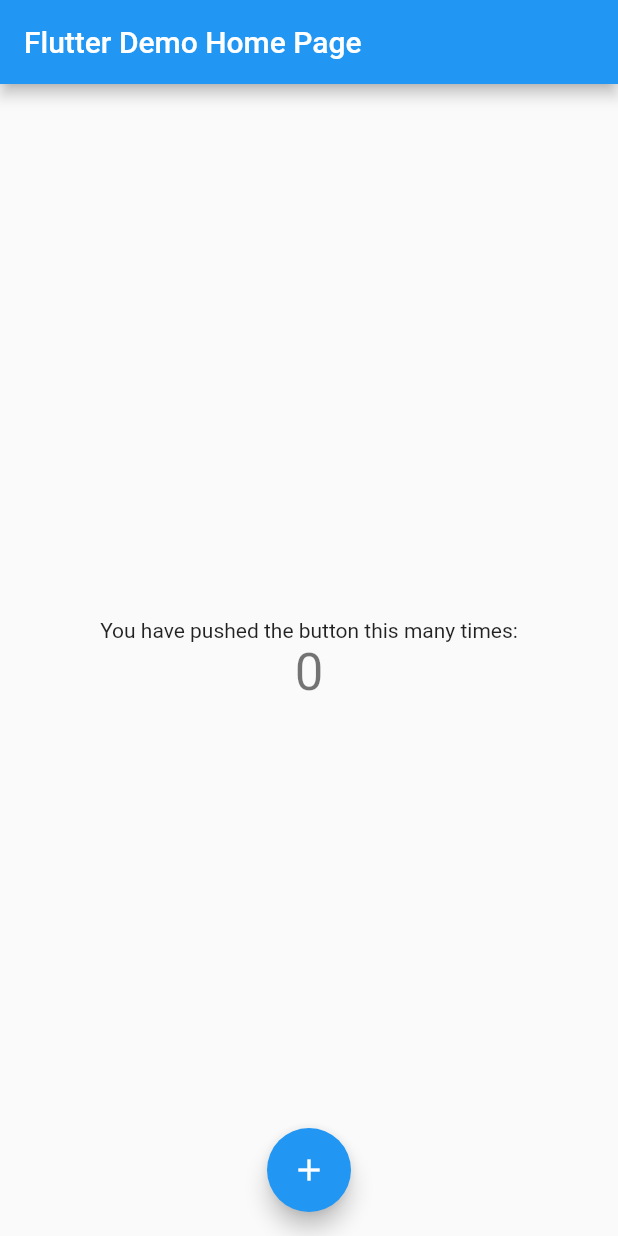
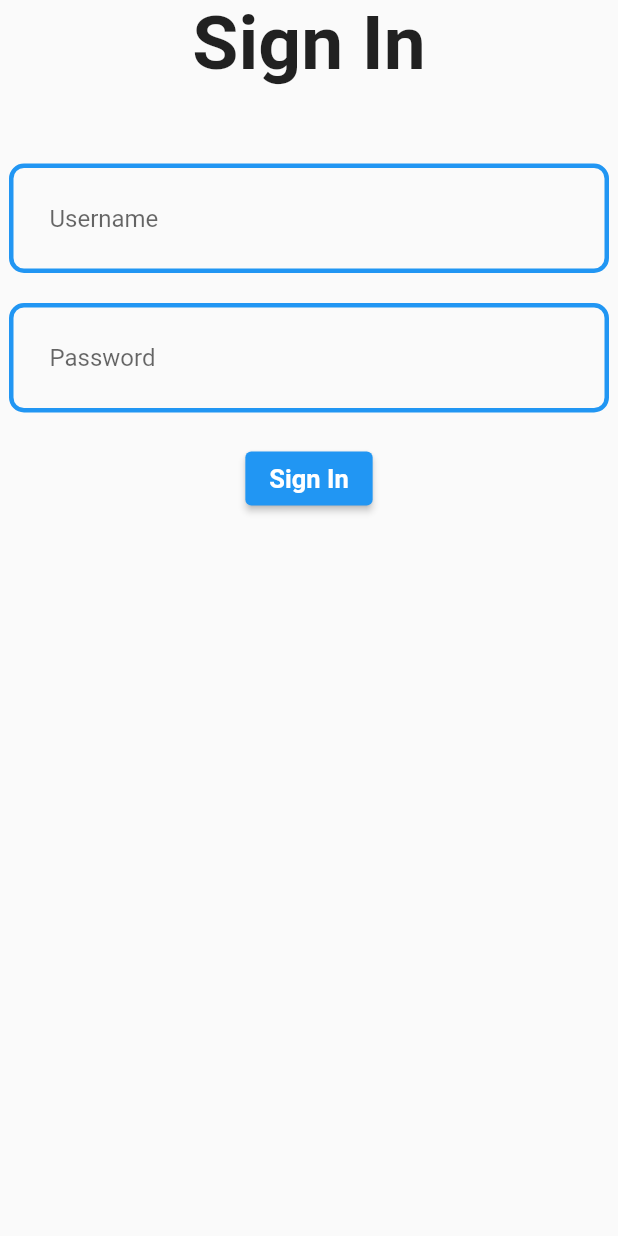
Before and after one commit to itsybitsci/schedcare_admin, a Flutter app: the screen it shows after launch, on a phone screen of 412 x 824 dp. Run offline on Flutter 3.47's test engine with Material 2 defaults, Android fonts, the phone set to English and light mode, and no system bars; our stand-ins replace firebase_analytics, firebase_core, hooks_riverpod; missing offline and left inert: firebase_app_check, g_recaptcha_v3; accounts and stored records are empty; statements that could not run were skipped.

Commit message:
feat: Add base login page

```diff
--- a/lib/config/config.dart
+++ b/lib/config/config.dart
@@ -13,3 +13,10 @@ class Config {
   static final verificationURL =
       Uri.parse('https://www.google.com/recaptcha/api/siteverify');
 }
+
+class AdminCredentials {
+  AdminCredentials._();
+
+  static const String username = 'schedcare_admin';
+  static const String password = 'schedcare_password';
+}
--- a/lib/main.dart
+++ b/lib/main.dart
@@ -1,8 +1,11 @@
+import 'package:firebase_analytics/firebase_analytics.dart';
 import 'package:firebase_app_check/firebase_app_check.dart';
 import 'package:firebase_core/firebase_core.dart';
 import 'package:flutter/material.dart';
+import 'package:hooks_riverpod/hooks_riverpod.dart';
 import 'package:schedcare_admin/config/config.dart';
-import 'package:schedcare_admin/firebase_options.dart';
+import 'package:schedcare_admin/screens/authentication/login_screen.dart';
+import 'package:schedcare_admin/utilities/firebase_options.dart';
 import 'package:schedcare_admin/services/recaptcha_service.dart';
 
 void main() async {
@@ -19,116 +22,34 @@ void main() async {
   //Initialize reCAPTCHA
   await RecaptchaService.initiate();
 
-  runApp(const MyApp());
+  runApp(
+    const ProviderScope(
+      child: SchedcareAdminApp(),
+    ),
+  );
 }
 
-class MyApp extends StatelessWidget {
-  const MyApp({super.key});
+class SchedcareAdminApp extends StatelessWidget {
+  const SchedcareAdminApp({super.key});
+
+  static FirebaseAnalytics analytics = FirebaseAnalytics.instance;
+  static FirebaseAnalyticsObserver observer =
+      FirebaseAnalyticsObserver(analytics: analytics);
 
   // This widget is the root of your application.
   @override
   Widget build(BuildContext context) {
     return MaterialApp(
-      title: 'Flutter Demo',
+      title: 'SchedCare Admin Portal',
       theme: ThemeData(
-        // This is the theme of your application.
-        //
-        // Try running your application with "flutter run". You'll see the
-        // application has a blue toolbar. Then, without quitting the app, try
-        // changing the primarySwatch below to Colors.green and then invoke
-        // "hot reload" (press "r" in the console where you ran "flutter run",
-        // or simply save your changes to "hot reload" in a Flutter IDE).
-        // Notice that the counter didn't reset back to zero; the application
-        // is not restarted.
         primarySwatch: Colors.blue,
       ),
-      home: const MyHomePage(title: 'Flutter Demo Home Page'),
+      initialRoute: '/',
+      routes: {
+        '/': (context) => const LoginScreen(),
+        '/login': (context) => const LoginScreen(),
+      },
+      debugShowCheckedModeBanner: false,
     );
   }
 }
-
-class MyHomePage extends StatefulWidget {
-  const MyHomePage({super.key, required this.title});
-
-  // This widget is the home page of your application. It is stateful, meaning
-  // that it has a State object (defined below) that contains fields that affect
-  // how it looks.
-
-  // This class is the configuration for the state. It holds the values (in this
-  // case the title) provided by the parent (in this case the App widget) and
-  // used by the build method of the State. Fields in a Widget subclass are
-  // always marked "final".
-
-  final String title;
-
-  @override
-  State<MyHomePage> createState() => _MyHomePageState();
-}
-
-class _MyHomePageState extends State<MyHomePage> {
-  int _counter = 0;
-
-  void _incrementCounter() {
-    setState(() {
-      // This call to setState tells the Flutter framework that something has
-      // changed in this State, which causes it to rerun the build method below
-      // so that the display can reflect the updated values. If we changed
-      // _counter without calling setState(), then the build method would not be
-      // called again, and so nothing would appear to happen.
-      _counter++;
-    });
-  }
-
-  @override
-  Widget build(BuildContext context) {
-    // This method is rerun every time setState is called, for instance as done
-    // by the _incrementCounter method above.
-    //
-    // The Flutter framework has been optimized to make rerunning build methods
-    // fast, so that you can just rebuild anything that needs updating rather
-    // than having to individually change instances of widgets.
-    return Scaffold(
-      floatingActionButtonLocation: FloatingActionButtonLocation.centerFloat,
-      appBar: AppBar(
-        // Here we take the value from the MyHomePage object that was created by
-        // the App.build method, and use it to set our appbar title.
-        title: Text(widget.title),
-      ),
-      body: Center(
-        // Center is a layout widget. It takes a single child and positions it
-        // in the middle of the parent.
-        child: Column(
-          // Column is also a layout widget. It takes a list of children and
-          // arranges them vertically. By default, it sizes itself to fit its
-          // children horizontally, and tries to be as tall as its parent.
-          //
-          // Invoke "debug painting" (press "p" in the console, choose the
-          // "Toggle Debug Paint" action from the Flutter Inspector in Android
-          // Studio, or the "Toggle Debug Paint" command in Visual Studio Code)
-          // to see the wireframe for each widget.
-          //
-          // Column has various properties to control how it sizes itself and
-          // how it positions its children. Here we use mainAxisAlignment to
-          // center the children vertically; the main axis here is the vertical
-          // axis because Columns are vertical (the cross axis would be
-          // horizontal).
-          mainAxisAlignment: MainAxisAlignment.center,
-          children: <Widget>[
-            const Text(
-              'You have pushed the button this many times:',
-            ),
-            Text(
-              '$_counter',
-              style: Theme.of(context).textTheme.headlineMedium,
-            ),
-          ],
-        ),
-      ),
-      floatingActionButton: FloatingActionButton(
-        onPressed: _incrementCounter,
-        tooltip: 'Increment',
-        child: const Icon(Icons.add),
-      ), // This trailing comma makes auto-formatting nicer for build methods.
-    );
-  }
-}
--- /dev/null
+++ b/lib/screens/authentication/login_screen.dart
@@ -0,0 +1,90 @@
+import 'package:flutter/material.dart';
+import 'package:schedcare_admin/services/recaptcha_service.dart';
+
+class LoginScreen extends StatelessWidget {
+  const LoginScreen({Key? key}) : super(key: key);
+
+  @override
+  Widget build(BuildContext context) {
+    return Scaffold(
+      body: SingleChildScrollView(
+        child: Center(
+          child: Column(
+            mainAxisAlignment: MainAxisAlignment.center,
+            children: [
+              const Text(
+                'Sign In',
+                style: TextStyle(
+                  fontWeight: FontWeight.bold,
+                  fontSize: 50,
+                ),
+              ),
+              const SizedBox(
+                height: 50,
+              ),
+              ConstrainedBox(
+                constraints: const BoxConstraints(maxWidth: 400),
+                child: TextFormField(
+                  decoration: InputDecoration(
+                    hintText: 'Username',
+                    contentPadding: const EdgeInsets.all(27),
+                    enabledBorder: OutlineInputBorder(
+                      borderSide:
+                          const BorderSide(color: Colors.blue, width: 3),
+                      borderRadius: BorderRadius.circular(10),
+                    ),
+                    focusedBorder: OutlineInputBorder(
+                      borderSide:
+                          const BorderSide(color: Colors.blue, width: 3),
+                      borderRadius: BorderRadius.circular(10),
+                    ),
+                  ),
+                ),
+              ),
+              const SizedBox(
+                height: 20,
+              ),
+              ConstrainedBox(
+                constraints: const BoxConstraints(maxWidth: 400),
+                child: TextFormField(
+                  obscureText: true,
+                  decoration: InputDecoration(
+                    hintText: 'Password',
+                    contentPadding: const EdgeInsets.all(27),
+                    enabledBorder: OutlineInputBorder(
+                      borderSide:
+                          const BorderSide(color: Colors.blue, width: 3),
+                      borderRadius: BorderRadius.circular(10),
+                    ),
+                    focusedBorder: OutlineInputBorder(
+                      borderSide:
+                          const BorderSide(color: Colors.blue, width: 3),
+                      borderRadius: BorderRadius.circular(10),
+                    ),
+                  ),
+                ),
+              ),
+              const SizedBox(
+                height: 20,
+              ),
+              ElevatedButton(
+                child: const Text(
+                  'Sign In',
+                  style: TextStyle(fontWeight: FontWeight.w600, fontSize: 17),
+                ),
+                onPressed: () async {
+                  bool isNotBot = await RecaptchaService.isNotABot();
+                  if (isNotBot) {
+                    print('User is not bot!');
+                  } else {
+                    print('User is a bot!');
+                  }
+                },
+              )
+            ],
+          ),
+        ),
+      ),
+    );
+  }
+}
--- a/lib/services/recaptcha_service.dart
+++ b/lib/services/recaptcha_service.dart
@@ -39,9 +39,18 @@ class RecaptchaService {
           'response': _token,
         };
 
-        var response = await http.post(Config.verificationURL,
-            body: bodyParameters,
-            headers: {'Access-Control-Allow-Origin': '*'});
+        var response = await http.post(
+          Config.verificationURL,
+          body: bodyParameters,
+          headers: {
+            'Access-Control-Allow-Origin': '*',
+            'Access-Control-Allow-Credentials': 'true',
+            'Access-Control-Allow-Methods':
+                'GET,PUT,PATCH,POST,DELETE, OPTIONS',
+            'Access-Control-Allow-Headers':
+                'Origin, X-Requested-With, Content-Type, Accept, Authorization, locale',
+          },
+        );
 
         recaptchaResponse = RecaptchaResponse.fromJson(response.body);
       } catch (e) {
--- a/pubspec.yaml
+++ b/pubspec.yaml
@@ -41,6 +41,8 @@ dependencies:
   firebase_app_check: ^0.1.1+12
   firebase_analytics: ^10.1.4
   firebase_performance: ^0.9.0+14
+  flutter_hooks: ^0.18.6
+  hooks_riverpod: ^2.3.0
 
 dev_dependencies:
   flutter_test:
```
Also changed, not shown: lib/utilities/firebase_options.dart (renamed from lib/firebase_options.dart), pubspec.lock, 2 other files.
